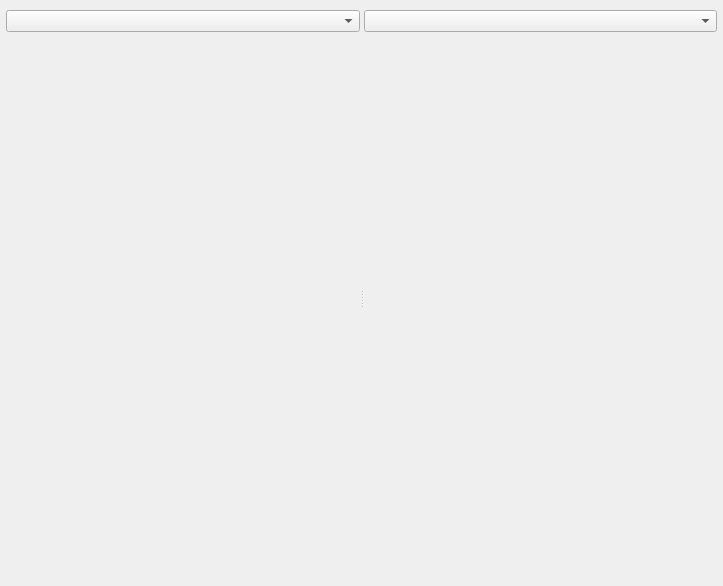
First picture: the form in src/Editor/EditorMainScreen.ui, repository RemotelyChaotic/JOIPEngine, before the edit.
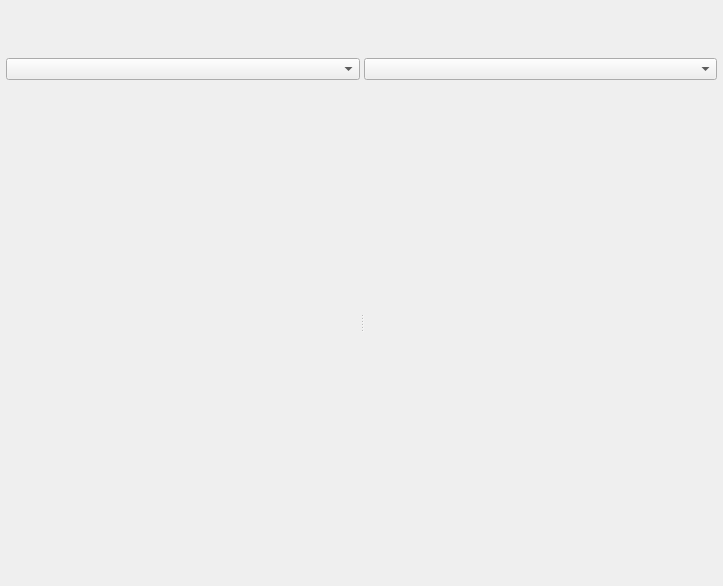
Second picture: the form after the edit. Custom widgets are drawn as their Qt base class.

Commit message:
NodeEditor base implementation
 - node lib added
 - working node editor for scenes
 - layout issues fixed

Patch:
```diff
--- a/src/Editor/EditorMainScreen.ui
+++ b/src/Editor/EditorMainScreen.ui
@@ -62,6 +62,12 @@
          <enum>Qt::Horizontal</enum>
         </property>
         <widget class="QWidget" name="widget" native="true">
+         <property name="sizePolicy">
+          <sizepolicy hsizetype="Preferred" vsizetype="Expanding">
+           <horstretch>0</horstretch>
+           <verstretch>0</verstretch>
+          </sizepolicy>
+         </property>
          <layout class="QGridLayout" name="gridLayout_3">
           <property name="leftMargin">
            <number>0</number>
@@ -78,7 +84,7 @@
           <item row="1" column="1">
            <widget class="QWidget" name="pLeftContainer" native="true">
             <property name="sizePolicy">
-             <sizepolicy hsizetype="Expanding" vsizetype="Preferred">
+             <sizepolicy hsizetype="Expanding" vsizetype="Expanding">
               <horstretch>0</horstretch>
               <verstretch>0</verstretch>
              </sizepolicy>
@@ -118,6 +124,12 @@
          </layout>
         </widget>
         <widget class="QWidget" name="widget_2" native="true">
+         <property name="sizePolicy">
+          <sizepolicy hsizetype="Preferred" vsizetype="Expanding">
+           <horstretch>0</horstretch>
+           <verstretch>0</verstretch>
+          </sizepolicy>
+         </property>
          <layout class="QGridLayout" name="gridLayout_4">
           <property name="leftMargin">
            <number>0</number>
@@ -134,7 +146,7 @@
           <item row="1" column="0">
            <widget class="QWidget" name="pRightContainer" native="true">
             <property name="sizePolicy">
-             <sizepolicy hsizetype="Expanding" vsizetype="Preferred">
+             <sizepolicy hsizetype="Expanding" vsizetype="Expanding">
               <horstretch>0</horstretch>
               <verstretch>0</verstretch>
              </sizepolicy>
@@ -179,7 +191,26 @@
     </widget>
    </item>
    <item row="0" column="0">
-    <widget class="CEditorActionBar" name="pProjectActionBar" native="true"/>
+    <widget class="CEditorActionBar" name="pProjectActionBar" native="true">
+     <property name="sizePolicy">
+      <sizepolicy hsizetype="Preferred" vsizetype="Fixed">
+       <horstretch>0</horstretch>
+       <verstretch>0</verstretch>
+      </sizepolicy>
+     </property>
+     <property name="minimumSize">
+      <size>
+       <width>0</width>
+       <height>48</height>
+      </size>
+     </property>
+     <property name="maximumSize">
+      <size>
+       <width>16777215</width>
+       <height>48</height>
+      </size>
+     </property>
+    </widget>
    </item>
   </layout>
  </widget>
```
The commit also changes 139 other files.
